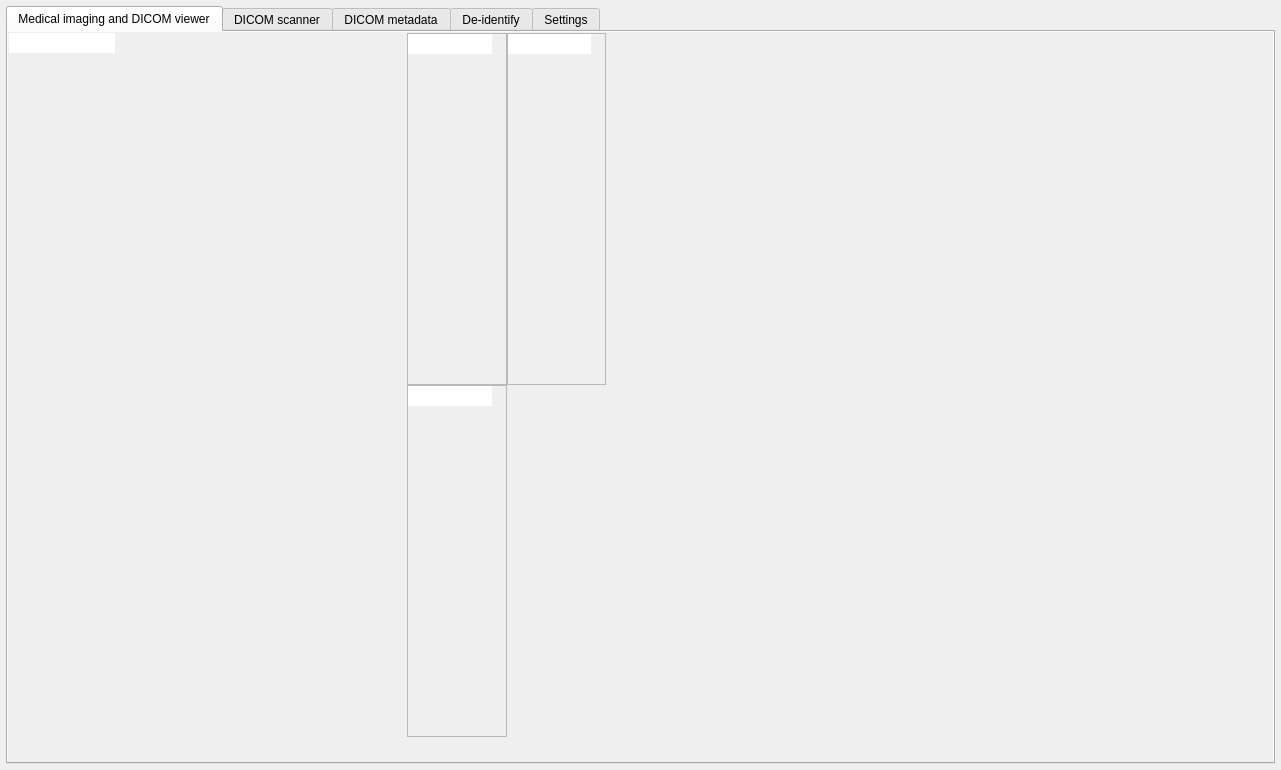
Old version of the form GUI/mainwindow.ui in the repository AlizaMedicalImaging/AlizaMS.
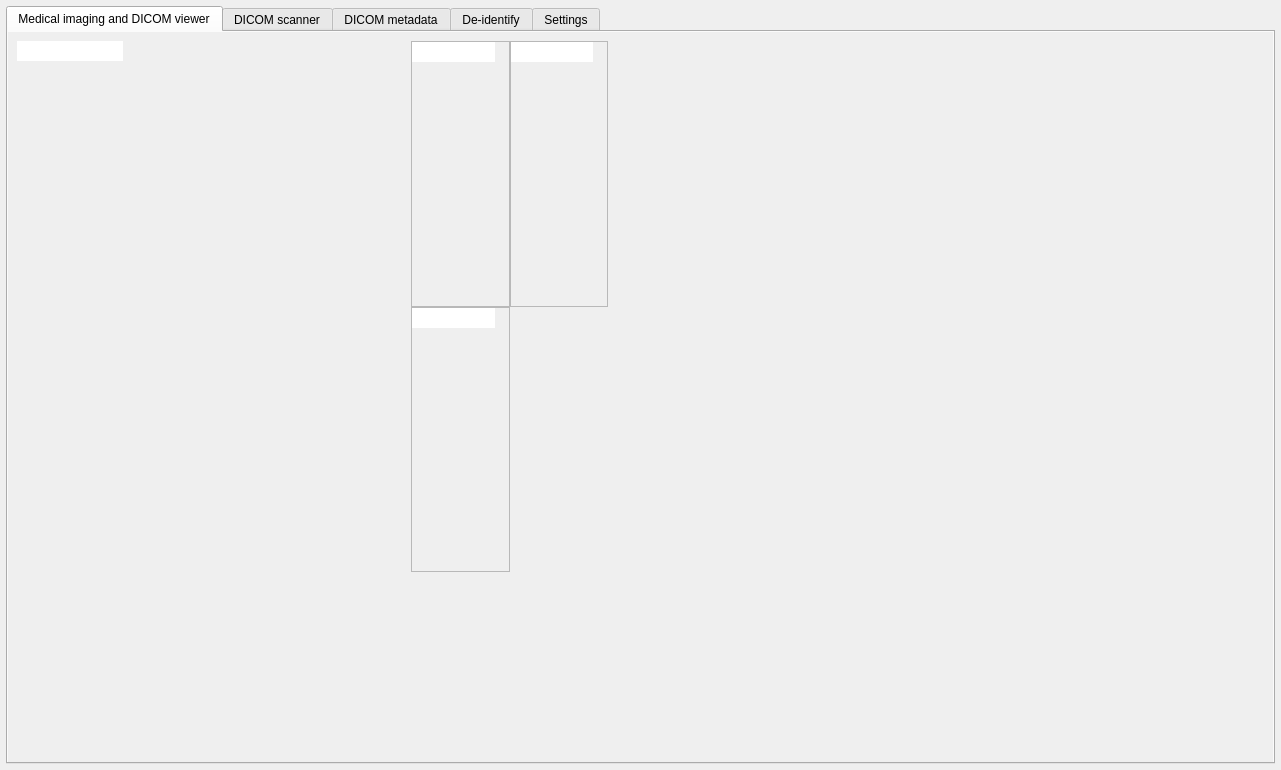
New version of the form.

What changed in the file:
```diff
--- a/GUI/mainwindow.ui
+++ b/GUI/mainwindow.ui
@@ -160,10 +160,10 @@
                  <widget class="QFrame" name="frame2D">
                   <property name="geometry">
                    <rect>
-                    <x>1</x>
-                    <y>1</y>
-                    <width>597</width>
-                    <height>704</height>
+                    <x>9</x>
+                    <y>9</y>
+                    <width>591</width>
+                    <height>531</height>
                    </rect>
                   </property>
                   <property name="sizePolicy">
@@ -175,7 +175,7 @@
                   <property name="autoFillBackground">
                    <bool>true</bool>
                   </property>
-                  <layout class="QVBoxLayout" name="verticalLayout" stretch="0,0,0,0,0,0">
+                  <layout class="QVBoxLayout" name="verticalLayout" stretch="0,0,0,0,0,0,0">
                    <property name="spacing">
                     <number>0</number>
                    </property>
@@ -1032,10 +1032,10 @@
                  <widget class="QFrame" name="frame3D">
                   <property name="geometry">
                    <rect>
-                    <x>598</x>
-                    <y>1</y>
-                    <width>18</width>
-                    <height>76</height>
+                    <x>635</x>
+                    <y>9</y>
+                    <width>521</width>
+                    <height>521</height>
                    </rect>
                   </property>
                   <property name="sizePolicy">
@@ -1048,6 +1048,12 @@
                    <bool>true</bool>
                   </property>
                   <layout class="QVBoxLayout" name="verticalLayout_2">
+                   <property name="spacing">
+                    <number>0</number>
+                   </property>
+                   <property name="margin">
+                    <number>0</number>
+                   </property>
                    <item>
                     <widget class="QFrame" name="view3d_frame">
                      <property name="sizePolicy">
```
Left out of the diff: 34 changed lines with no effect on the pictures.
